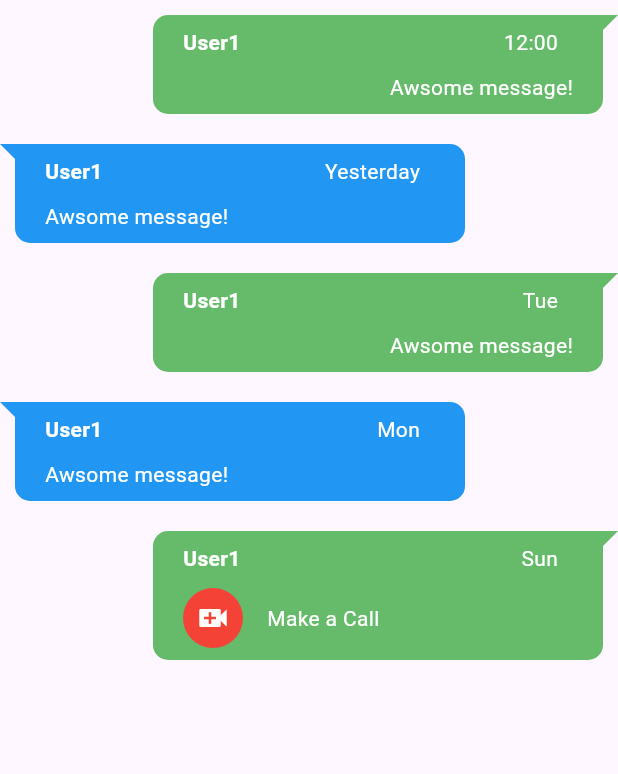
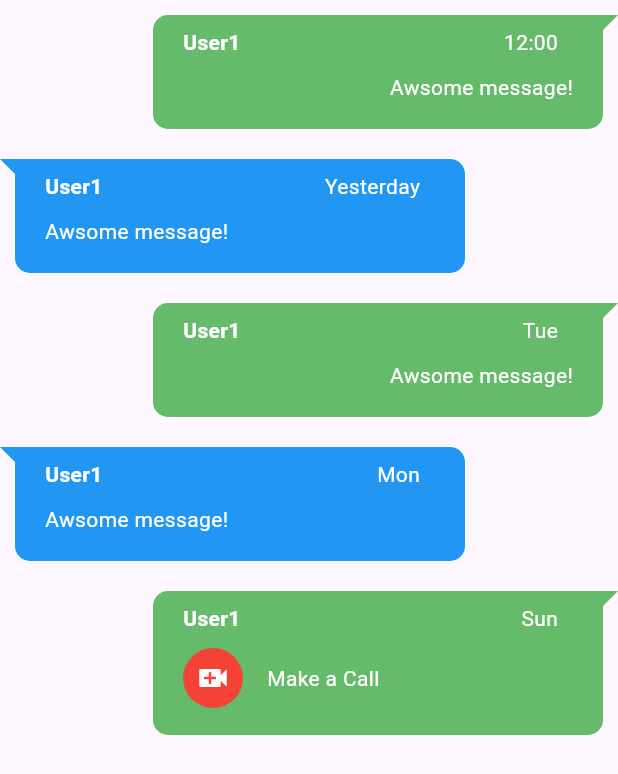
Before and after one commit to rwbr/flutter_basic_chat_bubble, a Flutter app: the screen it shows after launch, on a phone screen of 412 x 824 dp. Shown: the top 774 px of the screen. Run offline on Flutter 3.47's test engine with Material 3 defaults, Android fonts, the phone set to English and light mode, and no system bars.

Commit message:
style(view): Paddings adjusted

```diff
--- a/lib/flutter_basic_chat_bubble.dart
+++ b/lib/flutter_basic_chat_bubble.dart
@@ -31,6 +31,9 @@ class BasicChatBubble extends StatelessWidget {
 
   @override
   Widget build(BuildContext context) {
+    bool hasName = message?.peerUserName != null && message?.peerUserName != '';
+    bool hasDate = message?.timeStamp != null && message?.timeStamp != '';
+
     return Container(
       padding: bubblePadding,
       child: Row(
@@ -43,7 +46,7 @@ class BasicChatBubble extends StatelessWidget {
               width: isTablet(context)
                   ? MediaQuery.of(context).size.width * 0.4
                   : 300.0,
-              padding: const EdgeInsets.symmetric(vertical: 8, horizontal: 20),
+              padding: EdgeInsets.symmetric(vertical: 8, horizontal: 20),
               decoration: BoxDecoration(
                 color: backgroundColor,
                 borderRadius: BorderRadius.all(Radius.circular(10)),
@@ -52,7 +55,8 @@ class BasicChatBubble extends StatelessWidget {
                 crossAxisAlignment:
                     isMe ? CrossAxisAlignment.end : CrossAxisAlignment.start,
                 children: [
-                  Container(
+                  hasName || (showDateAtTop && hasDate)
+                      ? Container(
                           margin: EdgeInsets.only(bottom: 10.0, right: 10.0),
                           child: Row(
                             mainAxisAlignment: MainAxisAlignment.spaceBetween,
@@ -82,15 +86,23 @@ class BasicChatBubble extends StatelessWidget {
                                   : Container(),
                             ],
                           ),
-                  ),
+                        )
+                      : Container(),
                   this.buttonWidget != null
-                      ? Row(
+                      ? Padding(
+                          padding: EdgeInsets.only(
+                              top: hasName || (showDateAtTop && hasDate)
+                                  ? 0
+                                  : 10,
+                              bottom: !showDateAtTop && hasDate ? 0 : 10),
+                          child: Row(
                               mainAxisAlignment: MainAxisAlignment.start,
                               crossAxisAlignment: CrossAxisAlignment.center,
                               children: [
                                 Container(child: this.buttonWidget),
                                 Padding(
-                                padding: EdgeInsets.symmetric(horizontal: 8.0),
+                                  padding:
+                                      EdgeInsets.symmetric(horizontal: 8.0),
                                 ),
                                 Flexible(
                                   child: Text(
@@ -101,15 +113,23 @@ class BasicChatBubble extends StatelessWidget {
                                         fontWeight: FontWeight.normal),
                                   ),
                                 ),
-                            ])
-                      : Text(message?.messageText ?? '',
+                              ]),
+                        )
+                      : Padding(
+                          padding: EdgeInsets.only(
+                              top: hasName || (showDateAtTop && hasDate)
+                                  ? 0
+                                  : 10,
+                              bottom: !showDateAtTop && hasDate ? 0 : 10),
+                          child: Text(message?.messageText ?? '',
                               style: TextStyle(
                                   color: textColor,
                                   fontSize: 14.0,
                                   fontWeight: FontWeight.normal),
                               overflow: TextOverflow.visible,
                               softWrap: true),
-                  this.showDateAtTop
+                        ),
+                  this.showDateAtTop || !hasDate
                       ? Container()
                       : Align(
                           alignment: Alignment.bottomRight,
```
Lines whose indentation alone changed are shown as unchanged.
